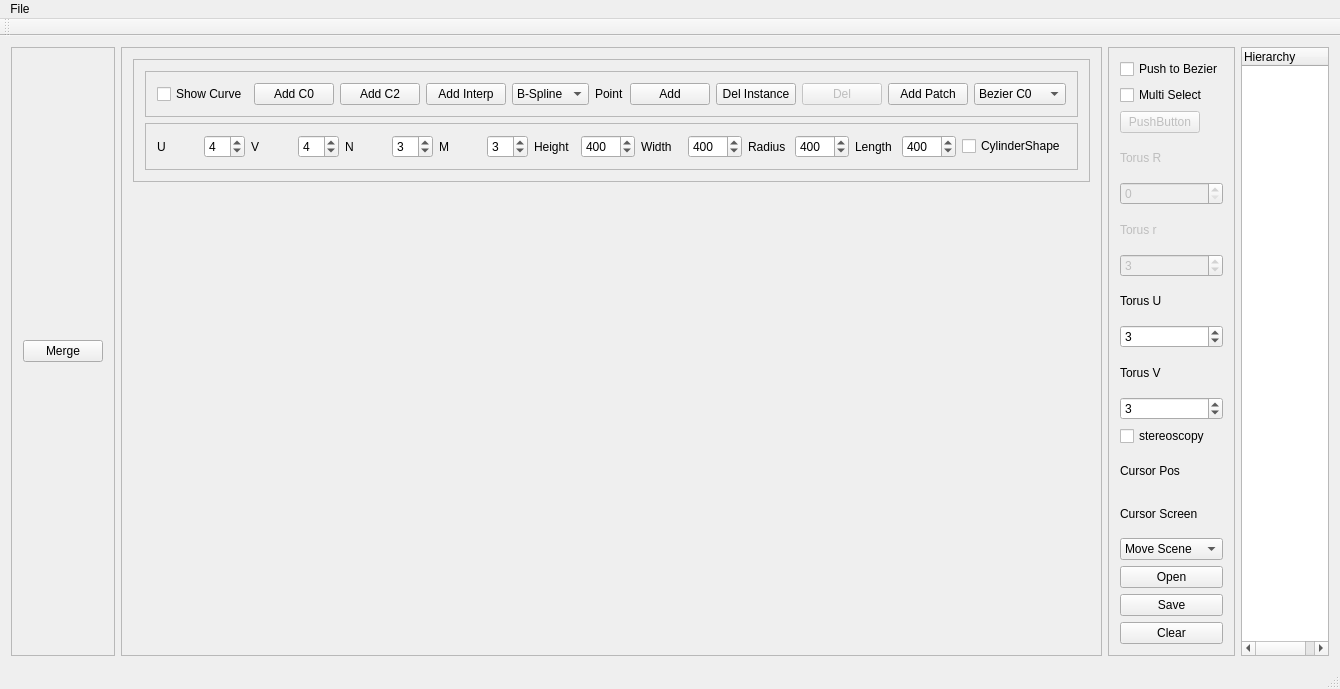
This is GraphicEngine/mainwindow.ui in awitwicka/3DGraphicEngine as Qt 5 draws it before an edit. The edited form follows.
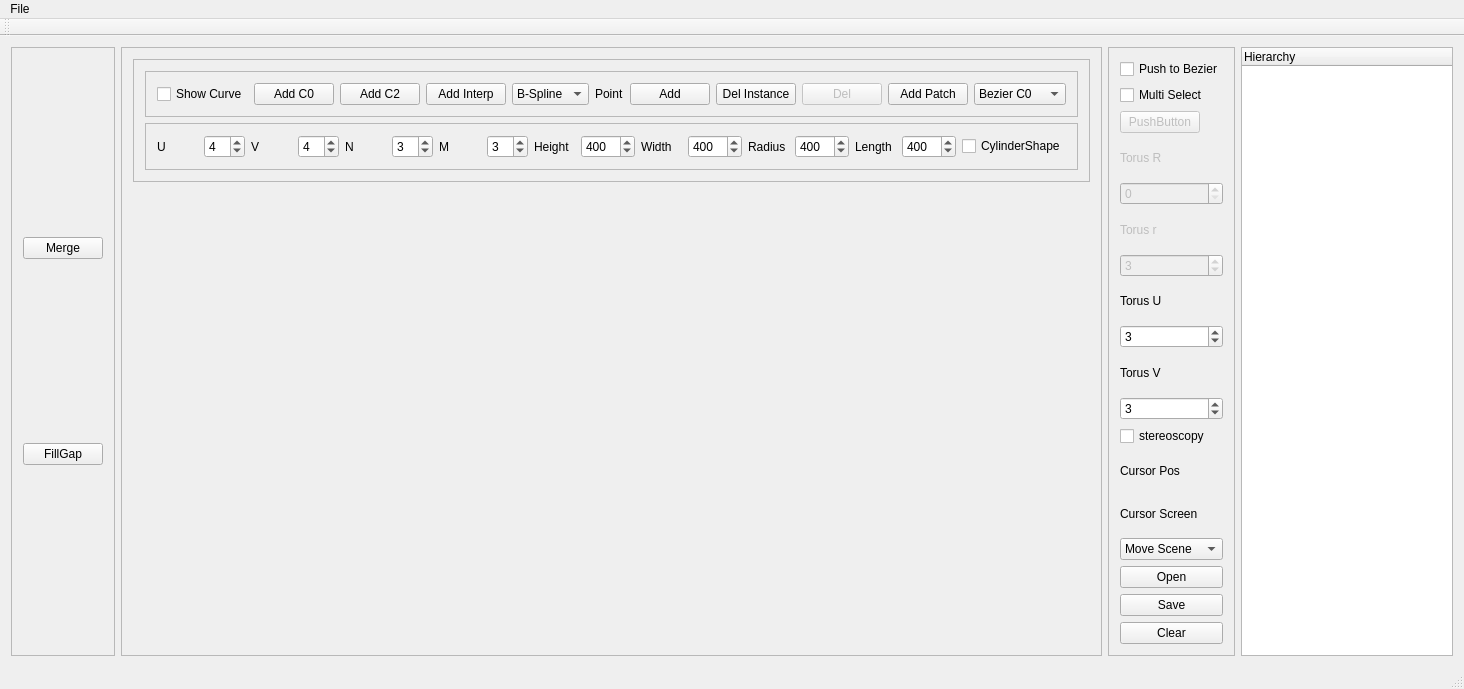
This is the edited form. Custom widgets are drawn as their Qt base class.

What changed in the file:
```diff
--- a/GraphicEngine/mainwindow.ui
+++ b/GraphicEngine/mainwindow.ui
@@ -6,7 +6,7 @@
    <rect>
     <x>0</x>
     <y>0</y>
-    <width>1340</width>
+    <width>1464</width>
     <height>689</height>
    </rect>
   </property>
@@ -31,6 +31,13 @@
          </property>
         </widget>
        </item>
+       <item>
+        <widget class="QPushButton" name="pushButton_fillGap">
+         <property name="text">
+          <string>FillGap</string>
+         </property>
+        </widget>
+       </item>
       </layout>
      </widget>
     </item>
@@ -577,7 +584,7 @@
     <rect>
      <x>0</x>
      <y>0</y>
-     <width>1340</width>
+     <width>1464</width>
      <height>26</height>
     </rect>
    </property>
```
